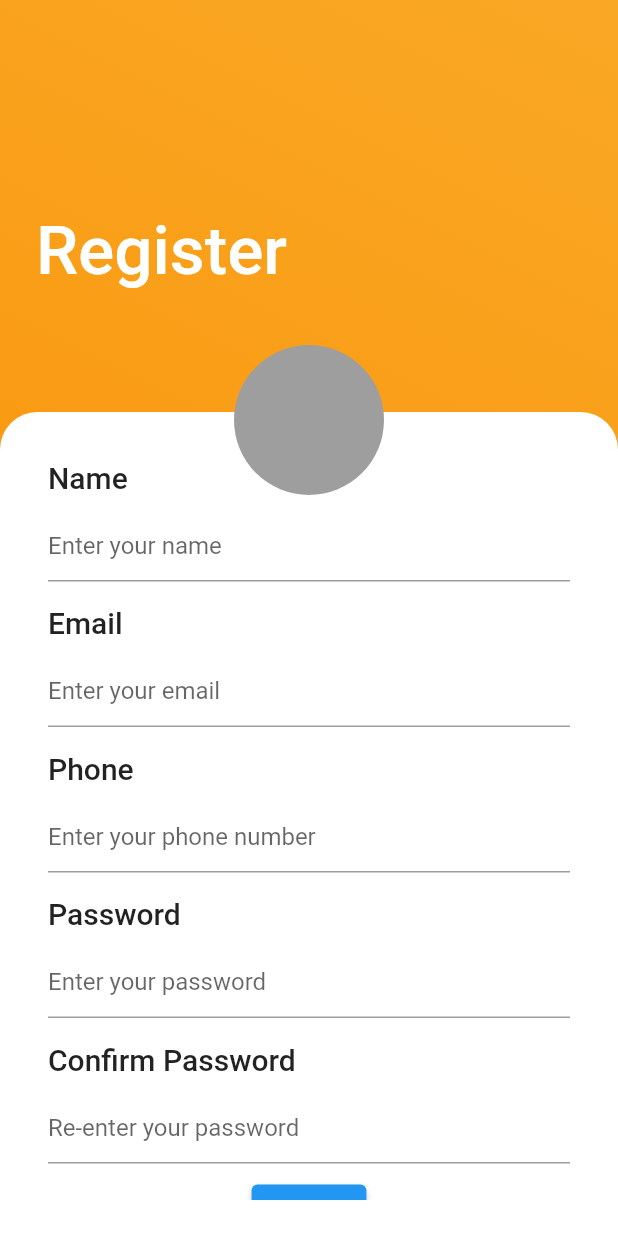
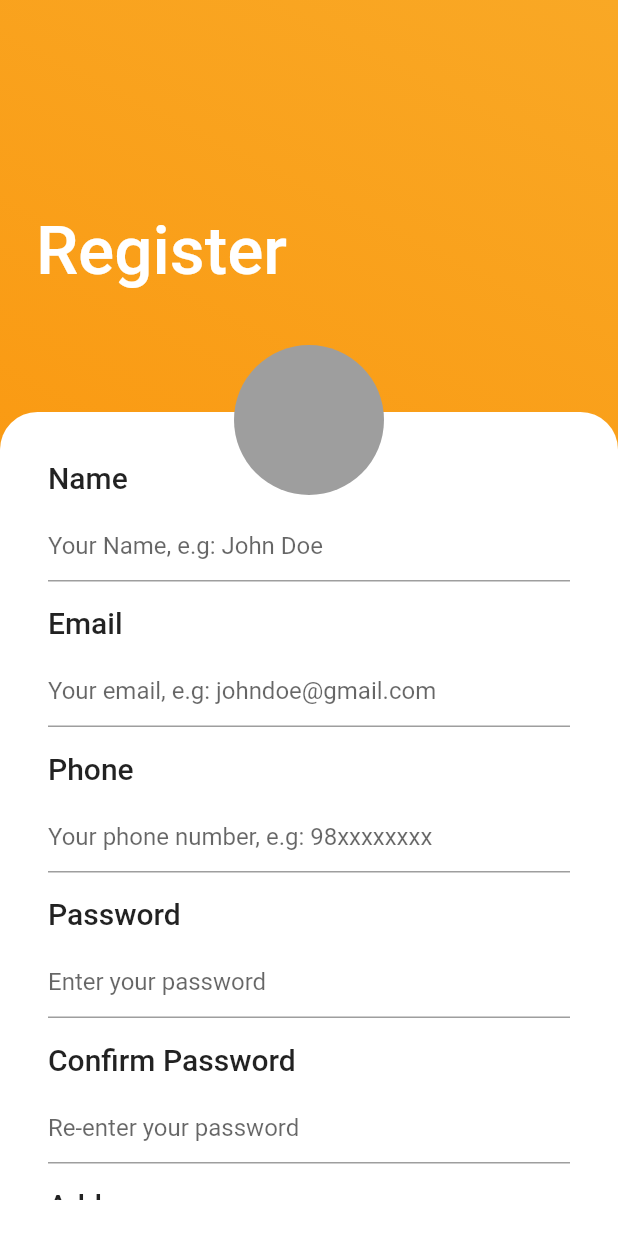
Before and after one commit to rahulmukh1ya/form_validation_provider, a Flutter app: the screen it shows after launch, on a phone screen of 412 x 824 dp. Run offline on Flutter 3.47's test engine with Material 2 defaults, Android fonts, the phone set to English and light mode, and no system bars.

```diff
--- a/lib/provider_form_page.dart
+++ b/lib/provider_form_page.dart
@@ -25,7 +25,7 @@ class _ProviderFormPageState extends State<ProviderFormPage> {
           children: [
             CustomFormField(
               labelText: 'Name',
-              hintText: 'Enter your name',
+              hintText: 'Your Name, e.g: John Doe',
               inputFormatters: [
                 FilteringTextInputFormatter.allow(
                   RegExp(r"[a-zA-Z]+|\s"),
@@ -36,13 +36,13 @@ class _ProviderFormPageState extends State<ProviderFormPage> {
             ),
             CustomFormField(
               labelText: 'Email',
-              hintText: 'Enter your email',
+              hintText: 'Your email, e.g: johndoe@gmail.com',
               onChanged: _formProvider.validateEmail,
               errorText: _formProvider.email.error,
             ),
             CustomFormField(
               labelText: 'Phone',
-              hintText: 'Enter your phone number',
+              hintText: 'Your phone number, e.g: 98xxxxxxxx',
               onChanged: _formProvider.validatePhone,
               errorText: _formProvider.phone.error,
               inputFormatters: [
@@ -63,6 +63,34 @@ class _ProviderFormPageState extends State<ProviderFormPage> {
               onChanged: _formProvider.validateRePassword,
               errorText: _formProvider.repassword.error,
             ),
+            CustomFormField(
+              labelText: 'Address',
+              hintText: 'Enter your address',
+              onChanged: _formProvider.validateAddress,
+              errorText: _formProvider.address.error,
+            ),
+            CustomFormField(
+              labelText: 'Zip Code',
+              hintText: 'Enter your Zip Code',
+              onChanged: _formProvider.validateZipCode,
+              errorText: _formProvider.zipCode.error,
+              inputFormatters: [
+                FilteringTextInputFormatter.allow(
+                  RegExp(r"[0-9]"),
+                )
+              ],
+            ),
+            CustomFormField(
+              labelText: 'Second Phone Number',
+              hintText: 'Enter your second phone number (Optional)',
+              onChanged: _formProvider.validateSecPhone,
+              errorText: _formProvider.secPhone.error,
+              inputFormatters: [
+                FilteringTextInputFormatter.allow(
+                  RegExp(r"[0-9]"),
+                )
+              ],
+            ),
             Consumer<FormProvider>(
               builder: (context, model, child) {
                 return ElevatedButton(
--- a/lib/regex_extension.dart
+++ b/lib/regex_extension.dart
@@ -12,7 +12,7 @@ extension ExtString on String {
 
   bool get isValidPassword {
     final passwordRegExp = RegExp(
-        r'^(?=.*?[A-Z])(?=.*?[a-z])(?=.*?[0-9])(?=.*?[!@#\><*~]).{8,}/pre>');
+        r'^(?=.*[A-Za-z])(?=.*\d)[A-Za-z\d]{6,}$');
     return passwordRegExp.hasMatch(this);
   }
 
@@ -26,7 +26,7 @@ extension ExtString on String {
   // }
 
   bool get isValidPhone {
-    final phoneRegExp = RegExp(r"^\+?0[0-9]{10}$");
+    final phoneRegExp = RegExp(r"^(?:(?:\+|0{0,2})91(\s*[\-]\s*)?|[0]?)?[789]\d{9}$");
     return phoneRegExp.hasMatch(this);
   }
 }
```
Also changed, not shown: lib/form_provider.dart (+6 -4 lines).
